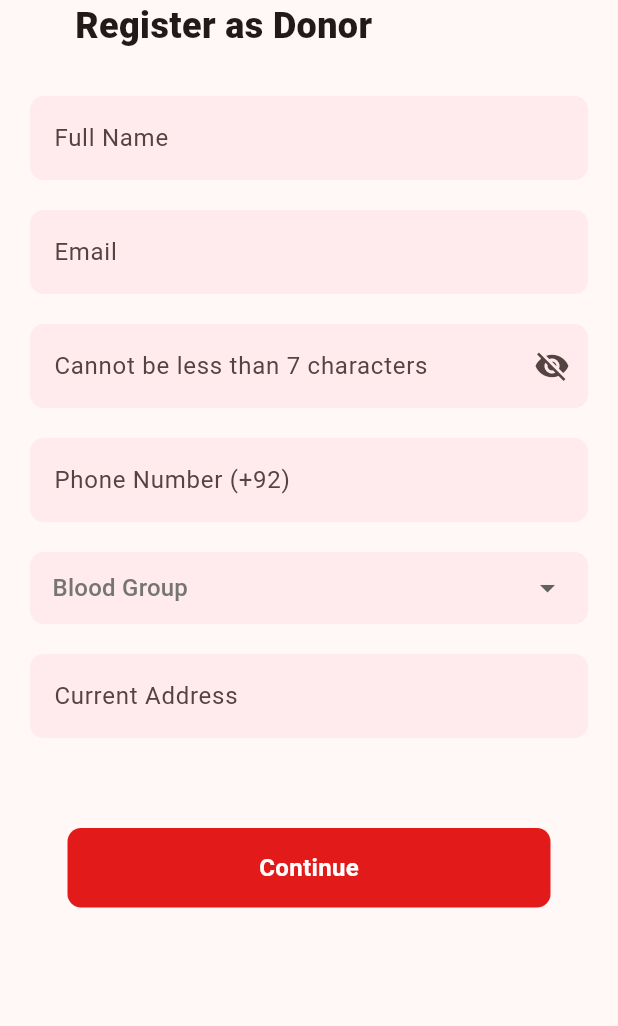
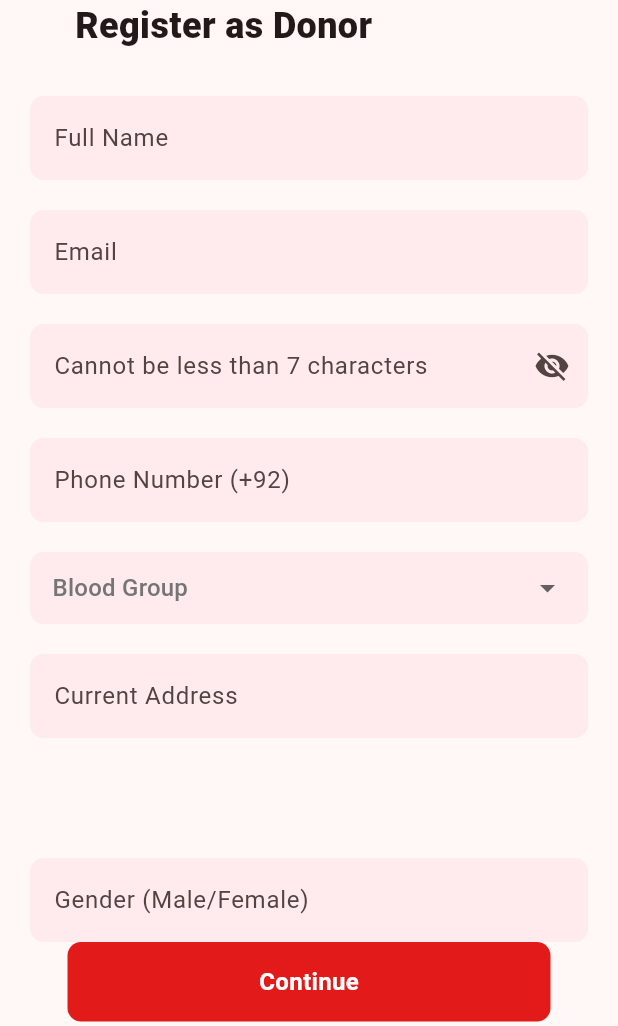
Before and after one commit to Abdul-Hadi-Jalil/EsperFlow, a Flutter app: the RegisterScreen screen opened by its route, on a phone screen of 412 x 824 dp, the part 210-1236 px from its top. Run offline on Flutter 3.47's test engine with Material 3 defaults, Android fonts, the phone set to English and light mode, and no system bars; our stand-ins replace cloud_firestore, firebase_auth, firebase_core, google_generative_ai, image_picker; accounts and stored records are empty.

Commit message:
Changes from Device A

```diff
--- a/lib/screens/register_screen.dart
+++ b/lib/screens/register_screen.dart
@@ -18,6 +18,7 @@ class _RegisterScreenState extends State<RegisterScreen> {
   final TextEditingController _passwordController = TextEditingController();
   final TextEditingController _phoneNumberController = TextEditingController();
   final TextEditingController _addressController = TextEditingController();
+  final TextEditingController _genderController = TextEditingController();
 
   String? selectedBloodGroup;
   String? _fullNameError;
@@ -26,6 +27,7 @@ class _RegisterScreenState extends State<RegisterScreen> {
   String? _phoneNumberError;
   String? _bloodGroupError;
   String? _addressError;
+  String? _genderError;
 
   bool _validateForm() {
     bool isValid = true;
@@ -38,6 +40,7 @@ class _RegisterScreenState extends State<RegisterScreen> {
       _phoneNumberError = null;
       _bloodGroupError = null;
       _addressError = null;
+      _genderError = null;
     });
 
     // Validate Full Name
@@ -105,6 +108,20 @@ class _RegisterScreenState extends State<RegisterScreen> {
       isValid = false;
     }
 
+    // Validate Gender
+if (_genderController.text.isEmpty) {
+  setState(() {
+    _genderError = 'Gender is required';
+  });
+  isValid = false;
+} else if (_genderController.text.toLowerCase() != 'male' &&
+           _genderController.text.toLowerCase() != 'female') {
+  setState(() {
+    _genderError = 'Please enter either Male or Female';
+  });
+  isValid = false;
+}
+
     // Validate Address
     if (_addressController.text.isEmpty) {
       setState(() {
@@ -158,6 +175,13 @@ class _RegisterScreenState extends State<RegisterScreen> {
           });
         }
         break;
+        case 'gender':
+  if (_genderError != null) {
+    setState(() {
+      _genderError = null;
+    });
+  }
+  break;
     }
   }
 
@@ -384,6 +408,31 @@ class _RegisterScreenState extends State<RegisterScreen> {
 
               SizedBox(height: 60),
 
+              SizedBox(height: 20),
+
+// gender field with error
+Column(
+  crossAxisAlignment: CrossAxisAlignment.start,
+  children: [
+    MyTextField(
+      controller: _genderController,
+      hintText: "Gender (Male/Female)",
+      onChanged: (value) => _clearErrorOnChange('gender'),
+    ),
+    if (_genderError != null)
+      Padding(
+        padding: const EdgeInsets.only(left: 15, top: 5),
+        child: Text(
+          _genderError!,
+          style: TextStyle(
+            color: Colors.red,
+            fontSize: 12,
+          ),
+        ),
+      ),
+  ],
+),
+
               // register confirmation button
               MyCustomButtom(
                 backgroundColor: Color(0xFFE31A1A),
```
Also changed, not shown: firebase.json, lib/firebase_options.dart, 1 other file.
